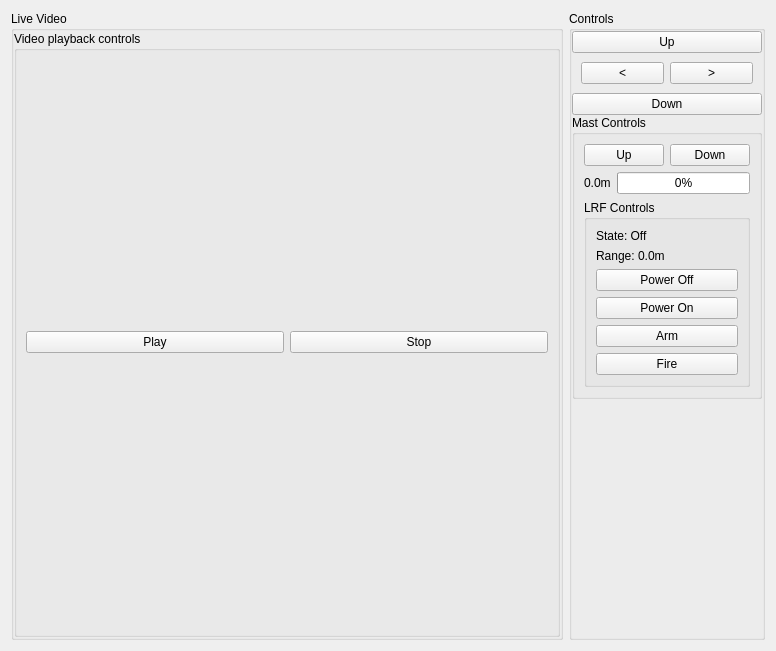
This is src/templates/qt/eo_station_widget.ui in faisalthaheem/open-command-and-control as Qt 5 draws it before an edit. The edited form follows.
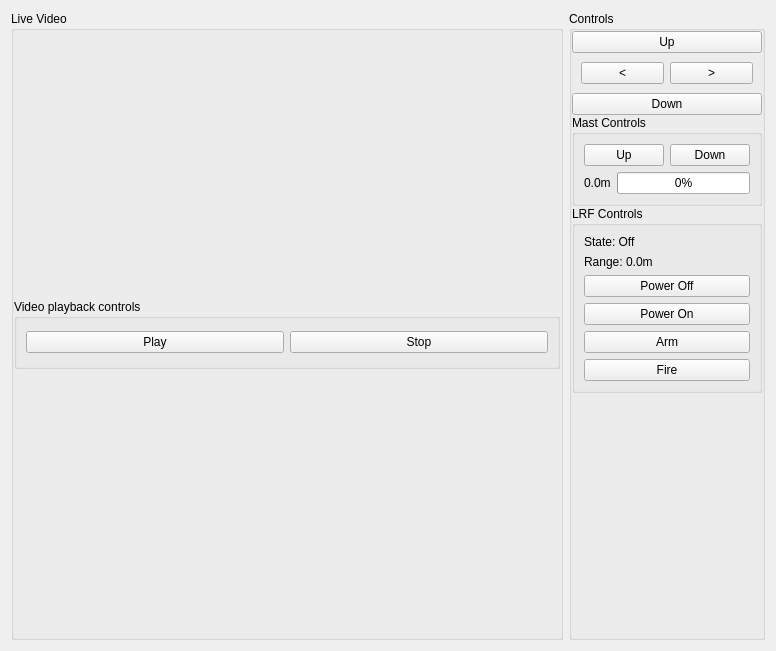
This is the edited form.

Patch:
```diff
--- a/src/templates/qt/eo_station_widget.ui
+++ b/src/templates/qt/eo_station_widget.ui
@@ -54,6 +54,12 @@
             <verstretch>0</verstretch>
            </sizepolicy>
           </property>
+          <property name="maximumSize">
+           <size>
+            <width>16777215</width>
+            <height>70</height>
+           </size>
+          </property>
           <property name="title">
            <string>Video playback controls</string>
           </property>
@@ -196,6 +202,9 @@
            </item>
           </layout>
          </item>
+        </layout>
+       </widget>
+      </item>
          <item>
           <widget class="QGroupBox" name="groupBox_2">
            <property name="title">
@@ -242,9 +251,6 @@
               <property name="text">
                <string>Fire</string>
               </property>
-             </widget>
-            </item>
-           </layout>
           </widget>
          </item>
         </layout>
```
Lines whose indentation alone changed are shown as unchanged.
